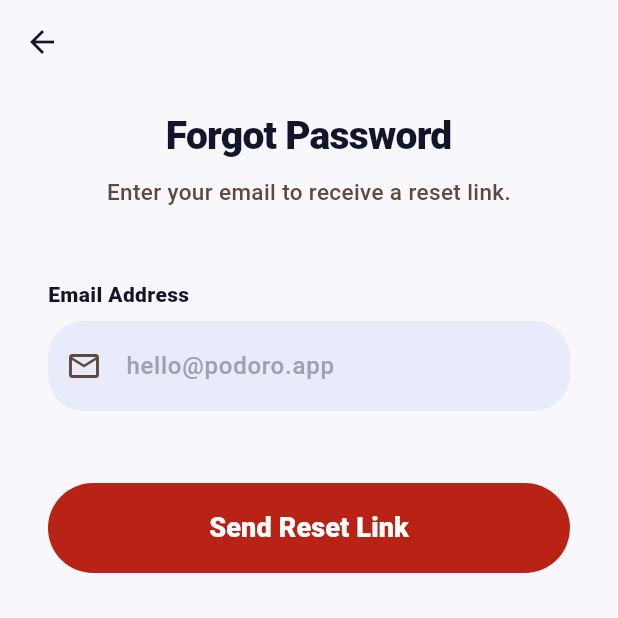
After one commit to mustikaweni/my_podoro, a Flutter app: the screen it shows after launch, after a tap on "Forgot?", on a phone screen of 412 x 824 dp, the top half of it. The commit adds this screen. Run offline on Flutter 3.47's test engine with Material 3 defaults, Android fonts, the phone set to English and light mode, and no system bars; our stand-ins replace audioplayers, flutter_riverpod, isar, riverpod_annotation, supabase_flutter, table_calendar; accounts and stored records are empty; generated files the repository leaves out were written again.

Commit message:
feat: implement forgot password in login page

```diff
--- /dev/null
+++ b/lib/features/auth/presentation/forgot_password_screen.dart
@@ -0,0 +1,186 @@
+import 'package:flutter/material.dart';
+import 'package:flutter_riverpod/flutter_riverpod.dart';
+import '../providers/auth_provider.dart';
+
+class ForgotPasswordScreen extends ConsumerStatefulWidget {
+  const ForgotPasswordScreen({super.key});
+
+  @override
+  ConsumerState<ForgotPasswordScreen> createState() => _ForgotPasswordScreenState();
+}
+
+class _ForgotPasswordScreenState extends ConsumerState<ForgotPasswordScreen> {
+  final _emailController = TextEditingController();
+  bool _isLoading = false;
+
+  @override
+  void dispose() {
+    _emailController.dispose();
+    super.dispose();
+  }
+
+  Future<void> _handleResetPassword() async {
+    if (_emailController.text.isEmpty) {
+      ScaffoldMessenger.of(context).showSnackBar(
+        const SnackBar(content: Text('Please enter your email')),
+      );
+      return;
+    }
+
+    setState(() => _isLoading = true);
+
+    try {
+      await ref.read(authProvider.notifier).resetPassword(_emailController.text.trim());
+      if (mounted) {
+        ScaffoldMessenger.of(context).showSnackBar(
+          const SnackBar(content: Text('Password reset link sent to your email.')),
+        );
+        Navigator.pop(context);
+      }
+    } catch (e) {
+      if (mounted) {
+        ScaffoldMessenger.of(
+          context,
+        ).showSnackBar(SnackBar(content: Text('Error: ${e.toString()}')));
+      }
+    } finally {
+      if (mounted) {
+        setState(() => _isLoading = false);
+      }
+    }
+  }
+
+  @override
+  Widget build(BuildContext context) {
+    return Scaffold(
+      backgroundColor: const Color(0xFFF8F8FC), // Background matching mockup
+      appBar: AppBar(
+        backgroundColor: Colors.transparent,
+        elevation: 0,
+        leading: IconButton(
+          icon: const Icon(Icons.arrow_back, color: Color(0xFF14142B)),
+          onPressed: () => Navigator.pop(context),
+        ),
+      ),
+      body: SafeArea(
+        child: LayoutBuilder(
+          builder: (context, constraints) {
+            return SingleChildScrollView(
+              physics: const BouncingScrollPhysics(),
+              child: ConstrainedBox(
+                constraints: BoxConstraints(minHeight: constraints.maxHeight),
+                child: IntrinsicHeight(
+                  child: Padding(
+                    padding: const EdgeInsets.symmetric(horizontal: 32.0),
+                    child: Column(
+                      mainAxisAlignment: MainAxisAlignment.center,
+                      crossAxisAlignment: CrossAxisAlignment.stretch,
+                      children: [
+                        const SizedBox(height: 16),
+                        // Title
+                        const Center(
+                          child: Text(
+                            'Forgot Password',
+                            style: TextStyle(
+                              color: Color(0xFF14142B),
+                              fontSize: 26,
+                              fontWeight: FontWeight.w900,
+                              letterSpacing: -0.5,
+                            ),
+                          ),
+                        ),
+                        const SizedBox(height: 8),
+                        const Center(
+                          child: Text(
+                            'Enter your email to receive a reset link.',
+                            textAlign: TextAlign.center,
+                            style: TextStyle(
+                              color: Color(0xFF5E4940),
+                              fontSize: 15,
+                              fontWeight: FontWeight.w500,
+                            ),
+                          ),
+                        ),
+                        const SizedBox(height: 48),
+
+                        // Email Field
+                        const Text(
+                          'Email Address',
+                          style: TextStyle(
+                            color: Color(0xFF14142B),
+                            fontSize: 14,
+                            fontWeight: FontWeight.w800,
+                          ),
+                        ),
+                        const SizedBox(height: 8),
+                        Container(
+                          decoration: BoxDecoration(
+                            color: const Color(0xFFEAEBFA),
+                            borderRadius: BorderRadius.circular(24),
+                          ),
+                          child: TextField(
+                            controller: _emailController,
+                            style: const TextStyle(color: Color(0xFF14142B)),
+                            decoration: const InputDecoration(
+                              border: InputBorder.none,
+                              contentPadding: EdgeInsets.symmetric(
+                                horizontal: 20,
+                                vertical: 18,
+                              ),
+                              prefixIcon: Icon(
+                                Icons.mail_outline,
+                                color: Color(0xFF5E4940),
+                              ),
+                              hintText: 'hello@podoro.app',
+                              hintStyle: TextStyle(
+                                color: Color(0xFFA0A0B0),
+                                fontSize: 16,
+                                fontWeight: FontWeight.w500,
+                              ),
+                            ),
+                            keyboardType: TextInputType.emailAddress,
+                          ),
+                        ),
+                        const SizedBox(height: 48),
+
+                        // Reset Password Button
+                        SizedBox(
+                          height: 60,
+                          child: ElevatedButton(
+                            style: ElevatedButton.styleFrom(
+                              backgroundColor: const Color(0xFFB82315),
+                              foregroundColor: Colors.white,
+                              shape: RoundedRectangleBorder(
+                                borderRadius: BorderRadius.circular(30),
+                              ),
+                              elevation: 0,
+                            ),
+                            onPressed: _isLoading ? null : _handleResetPassword,
+                            child: _isLoading
+                                ? const CircularProgressIndicator(
+                                    color: Colors.white,
+                                  )
+                                : const Text(
+                                    'Send Reset Link',
+                                    style: TextStyle(
+                                      fontSize: 18,
+                                      fontWeight: FontWeight.w800,
+                                    ),
+                                  ),
+                          ),
+                        ),
+
+                        const Spacer(),
+                        const SizedBox(height: 48),
+                      ],
+                    ),
+                  ),
+                ),
+              ),
+            );
+          },
+        ),
+      ),
+    );
+  }
+}
--- a/lib/features/auth/presentation/login_screen.dart
+++ b/lib/features/auth/presentation/login_screen.dart
@@ -1,6 +1,7 @@
 import 'package:flutter/material.dart';
 import 'package:flutter_riverpod/flutter_riverpod.dart';
 import '../../timer/presentation/home_screen.dart';
+import 'forgot_password_screen.dart';
 import 'signup_screen.dart';
 import '../providers/auth_provider.dart';
 
@@ -158,8 +159,8 @@ class _LoginScreenState extends ConsumerState<LoginScreen> {
                         // Password Field
                         Row(
                           mainAxisAlignment: MainAxisAlignment.spaceBetween,
-                          children: const [
-                            Text(
+                          children: [
+                            const Text(
                               'Password',
                               style: TextStyle(
                                 color: Color(0xFF14142B),
@@ -167,12 +168,22 @@ class _LoginScreenState extends ConsumerState<LoginScreen> {
                                 fontWeight: FontWeight.w800,
                               ),
                             ),
-                            Text(
-                              'Forgot?',
-                              style: TextStyle(
-                                color: Color(0xFFB82315),
-                                fontSize: 14,
-                                fontWeight: FontWeight.w800,
+                            GestureDetector(
+                              onTap: () {
+                                Navigator.push(
+                                  context,
+                                  MaterialPageRoute(
+                                    builder: (context) => const ForgotPasswordScreen(),
+                                  ),
+                                );
+                              },
+                              child: const Text(
+                                'Forgot?',
+                                style: TextStyle(
+                                  color: Color(0xFFB82315),
+                                  fontSize: 14,
+                                  fontWeight: FontWeight.w800,
+                                ),
                               ),
                             ),
                           ],
--- a/lib/features/auth/providers/auth_provider.dart
+++ b/lib/features/auth/providers/auth_provider.dart
@@ -65,6 +65,14 @@ class AuthNotifier extends StateNotifier<AsyncValue<User?>> {
     }
   }
 
+  Future<void> resetPassword(String email) async {
+    try {
+      await _supabase.auth.resetPasswordForEmail(email);
+    } catch (e) {
+      rethrow;
+    }
+  }
+
   void refreshUser() {
     final user = _supabase.auth.currentUser;
     state = AsyncValue.data(user);
```
Also changed, not shown: pubspec.lock.
